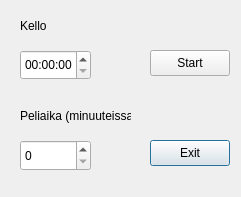
Before: the Qt Designer form Game/dialog.ui in toivow/Otekn, drawn with Qt 5.
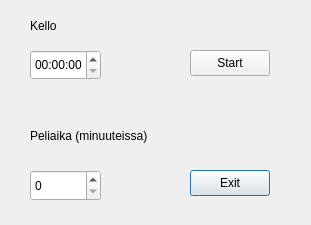
After: the same form once the commit is applied.

Diff of the .ui file:
```diff
--- a/Game/dialog.ui
+++ b/Game/dialog.ui
@@ -6,8 +6,8 @@
    <rect>
     <x>0</x>
     <y>0</y>
-    <width>241</width>
-    <height>197</height>
+    <width>311</width>
+    <height>225</height>
    </rect>
   </property>
   <property name="windowTitle">
@@ -16,8 +16,8 @@
   <widget class="QPushButton" name="exit_button">
    <property name="geometry">
     <rect>
-     <x>150</x>
-     <y>140</y>
+     <x>190</x>
+     <y>170</y>
      <width>80</width>
      <height>26</height>
     </rect>
@@ -29,7 +29,7 @@
   <widget class="QPushButton" name="start_button">
    <property name="geometry">
     <rect>
-     <x>150</x>
+     <x>190</x>
      <y>50</y>
      <width>80</width>
      <height>26</height>
@@ -42,8 +42,8 @@
   <widget class="QSpinBox" name="gameduration">
    <property name="geometry">
     <rect>
-     <x>20</x>
-     <y>140</y>
+     <x>30</x>
+     <y>170</y>
      <width>71</width>
      <height>31</height>
     </rect>
@@ -52,7 +52,7 @@
   <widget class="QTimeEdit" name="startingtime">
    <property name="geometry">
     <rect>
-     <x>20</x>
+     <x>30</x>
      <y>50</y>
      <width>71</width>
      <height>30</height>
@@ -62,9 +62,9 @@
   <widget class="QLabel" name="label">
    <property name="geometry">
     <rect>
-     <x>20</x>
+     <x>30</x>
      <y>10</y>
-     <width>51</width>
+     <width>81</width>
      <height>31</height>
     </rect>
    </property>
@@ -75,9 +75,9 @@
   <widget class="QLabel" name="label_2">
    <property name="geometry">
     <rect>
-     <x>20</x>
-     <y>100</y>
-     <width>111</width>
+     <x>30</x>
+     <y>120</y>
+     <width>161</width>
      <height>31</height>
     </rect>
    </property>
```
